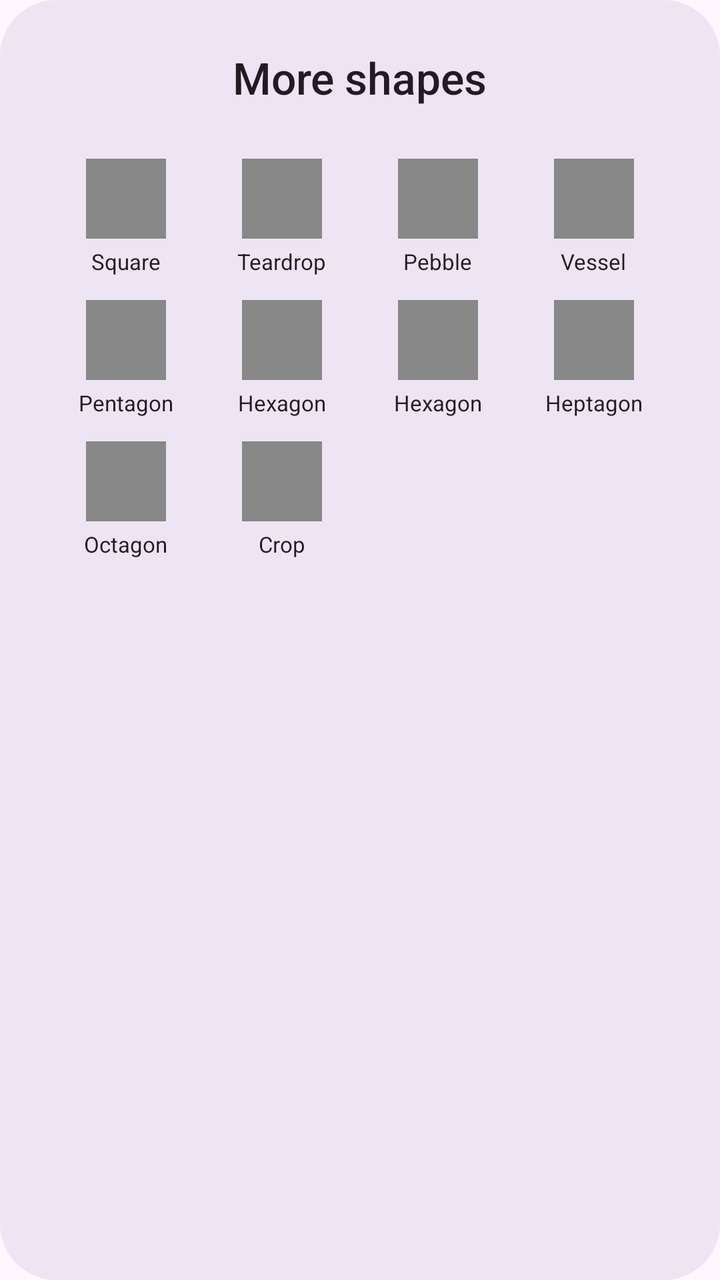
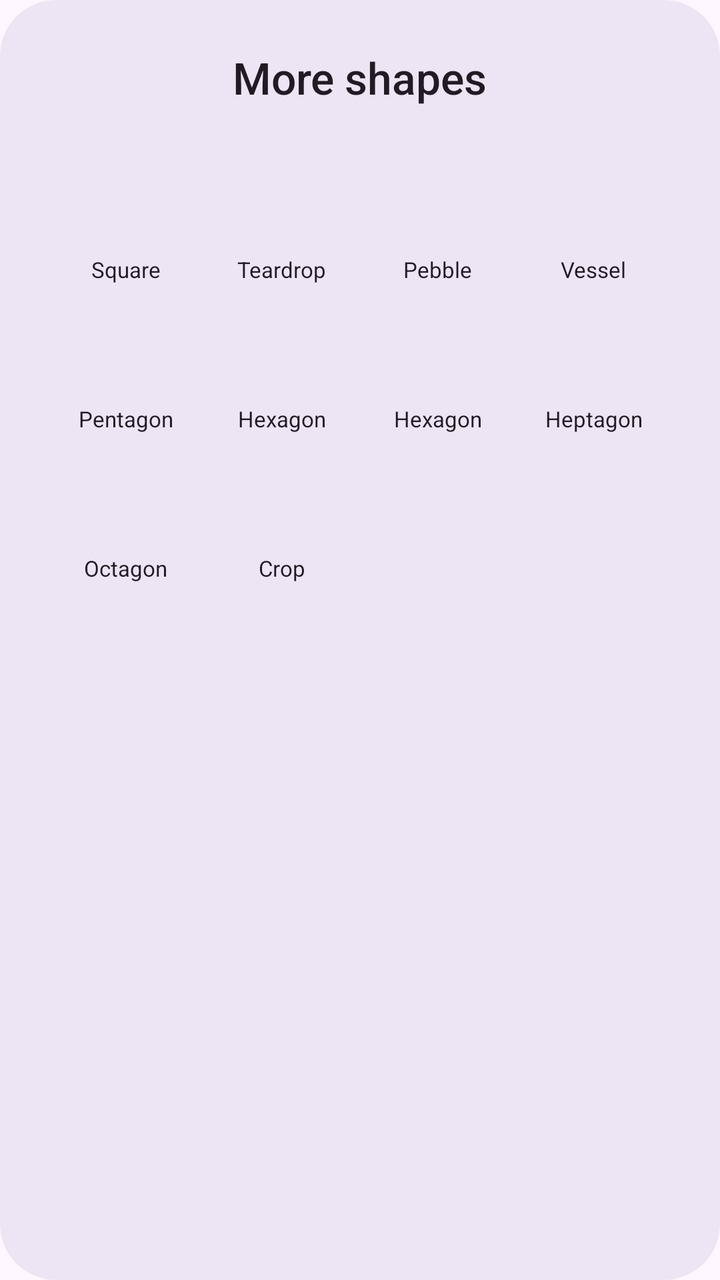

The first picture is an Android layout as it rendered before a commit; the second is the same layout after the commit. The layout source and the unified diff follow.
<!-- AndroidManifest.xml: application theme Theme.LauncherAI -->
<!-- res/layout/dialog_more_shapes.xml -->
<?xml version="1.0" encoding="utf-8"?>
<LinearLayout xmlns:android="http://schemas.android.com/apk/res/android"
    android:layout_width="312dp"
    android:layout_height="wrap_content"
    android:background="@drawable/bg_more_shapes_dialog"
    android:orientation="vertical"
    android:padding="24dp">

    <TextView
        android:layout_width="wrap_content"
        android:layout_height="wrap_content"
        android:layout_gravity="center_horizontal"
        android:fontFamily="sans-serif-medium"
        android:text="More shapes"
        android:textColor="#231A24"
        android:textSize="22sp" />

    
    <GridLayout
        android:id="@+id/gridMoreShapes"
        android:layout_width="match_parent"
        android:layout_height="wrap_content"
        android:layout_marginTop="20dp"
        android:columnCount="4"
        android:rowCount="3">

        
        <LinearLayout
            android:tag="Square"
            android:layout_width="0dp"
            android:layout_height="wrap_content"
            android:layout_columnWeight="1"
            android:clickable="true"
            android:focusable="true"
            android:gravity="center"
            android:orientation="vertical"
            android:padding="6dp">

            <View
                android:layout_width="40dp"
                android:layout_height="40dp"
                android:background="#888888" />

            <TextView
                android:layout_width="wrap_content"
                android:layout_height="wrap_content"
                android:layout_marginTop="4dp"
                android:singleLine="true"
                android:text="Square"
                android:textColor="#231A24"
                android:textSize="11sp" />
        </LinearLayout>

        <LinearLayout
            android:tag="Teardrop"
            android:layout_width="0dp"
            android:layout_height="wrap_content"
            android:layout_columnWeight="1"
            android:clickable="true"
            android:focusable="true"
            android:gravity="center"
            android:orientation="vertical"
            android:padding="6dp">

            <View
                android:layout_width="40dp"
                android:layout_height="40dp"
                android:background="#888888" />

            <TextView
                android:layout_width="wrap_content"
                android:layout_height="wrap_content"
                android:layout_marginTop="4dp"
                android:singleLine="true"
                android:text="Teardrop"
                android:textColor="#231A24"
                android:textSize="11sp" />
        </LinearLayout>

        <LinearLayout
            android:tag="Pebble"
            android:layout_width="0dp"
            android:layout_height="wrap_content"
            android:layout_columnWeight="1"
            android:clickable="true"
            android:focusable="true"
            android:gravity="center"
            android:orientation="vertical"
            android:padding="6dp">

            <View
                android:layout_width="40dp"
                android:layout_height="40dp"
                android:background="#888888" />

            <TextView
                android:layout_width="wrap_content"
                android:layout_height="wrap_content"
                android:layout_marginTop="4dp"
                android:singleLine="true"
                android:text="Pebble"
                android:textColor="#231A24"
                android:textSize="11sp" />
        </LinearLayout>

        <LinearLayout
            android:tag="Vessel"
            android:layout_width="0dp"
            android:layout_height="wrap_content"
            android:layout_columnWeight="1"
            android:clickable="true"
            android:focusable="true"
            android:gravity="center"
            android:orientation="vertical"
            android:padding="6dp">

            <View
                android:layout_width="40dp"
                android:layout_height="40dp"
                android:background="#888888" />

            <TextView
                android:layout_width="wrap_content"
                android:layout_height="wrap_content"
                android:layout_marginTop="4dp"
                android:singleLine="true"
                android:text="Vessel"
                android:textColor="#231A24"
                android:textSize="11sp" />
        </LinearLayout>

        
        <LinearLayout
            android:tag="Pentagon"
            android:layout_width="0dp"
            android:layout_height="wrap_content"
            android:layout_columnWeight="1"
            android:clickable="true"
            android:focusable="true"
            android:gravity="center"
            android:orientation="vertical"
            android:padding="6dp">

            <View
                android:layout_width="40dp"
                android:layout_height="40dp"
                android:background="#888888" />

            <TextView
                android:layout_width="wrap_content"
                android:layout_height="wrap_content"
                android:layout_marginTop="4dp"
                android:singleLine="true"
                android:text="Pentagon"
                android:textColor="#231A24"
                android:textSize="11sp" />
        </LinearLayout>

        <LinearLayout
            android:tag="Hexagon"
            android:layout_width="0dp"
            android:layout_height="wrap_content"
            android:layout_columnWeight="1"
            android:clickable="true"
            android:focusable="true"
            android:gravity="center"
            android:orientation="vertical"
            android:padding="6dp">

            <View
                android:layout_width="40dp"
                android:layout_height="40dp"
                android:background="#888888" />

            <TextView
                android:layout_width="wrap_content"
                android:layout_height="wrap_content"
                android:layout_marginTop="4dp"
                android:singleLine="true"
                android:text="Hexagon"
                android:textColor="#231A24"
                android:textSize="11sp" />
        </LinearLayout>

        <LinearLayout
            android:tag="Hexagon2"
            android:layout_width="0dp"
            android:layout_height="wrap_content"
            android:layout_columnWeight="1"
            android:clickable="true"
            android:focusable="true"
            android:gravity="center"
            android:orientation="vertical"
            android:padding="6dp">

            <View
                android:layout_width="40dp"
                android:layout_height="40dp"
                android:background="#888888" />

            <TextView
                android:layout_width="wrap_content"
                android:layout_height="wrap_content"
                android:layout_marginTop="4dp"
                android:singleLine="true"
                android:text="Hexagon"
                android:textColor="#231A24"
                android:textSize="11sp" />
        </LinearLayout>

        <LinearLayout
            android:tag="Heptagon"
            android:layout_width="0dp"
            android:layout_height="wrap_content"
            android:layout_columnWeight="1"
            android:clickable="true"
            android:focusable="true"
            android:gravity="center"
            android:orientation="vertical"
            android:padding="6dp">

            <View
                android:layout_width="40dp"
                android:layout_height="40dp"
                android:background="#888888" />

            <TextView
                android:layout_width="wrap_content"
                android:layout_height="wrap_content"
                android:layout_marginTop="4dp"
                android:singleLine="true"
                android:text="Heptagon"
                android:textColor="#231A24"
                android:textSize="11sp" />
        </LinearLayout>

        
        <LinearLayout
            android:tag="Octagon"
            android:layout_width="0dp"
            android:layout_height="wrap_content"
            android:layout_columnWeight="1"
            android:clickable="true"
            android:focusable="true"
            android:gravity="center"
            android:orientation="vertical"
            android:padding="6dp">

            <View
                android:layout_width="40dp"
                android:layout_height="40dp"
                android:background="#888888" />

            <TextView
                android:layout_width="wrap_content"
                android:layout_height="wrap_content"
                android:layout_marginTop="4dp"
                android:singleLine="true"
                android:text="Octagon"
                android:textColor="#231A24"
                android:textSize="11sp" />
        </LinearLayout>

        <LinearLayout
            android:tag="Crop"
            android:layout_width="0dp"
            android:layout_height="wrap_content"
            android:layout_columnWeight="1"
            android:clickable="true"
            android:focusable="true"
            android:gravity="center"
            android:orientation="vertical"
            android:padding="6dp">

            <View
                android:layout_width="40dp"
                android:layout_height="40dp"
                android:background="#888888" />

            <TextView
                android:layout_width="wrap_content"
                android:layout_height="wrap_content"
                android:layout_marginTop="4dp"
                android:singleLine="true"
                android:text="Crop"
                android:textColor="#231A24"
                android:textSize="11sp" />
        </LinearLayout>

    </GridLayout>

</LinearLayout>
<!-- resources referenced by this layout -->
<resources>
  <!-- drawable bg_more_shapes_dialog (drawable) -->
  <?xml version="1.0" encoding="utf-8"?>
  <shape xmlns:android="http://schemas.android.com/apk/res/android"
      android:shape="rectangle">
      <solid android:color="@color/nova_dialog_surface_lavender" />
      <corners android:radius="28dp" />
  </shape>
  <style name="Theme.LauncherAI" parent="Base.Theme.LauncherAI" />
  <color name="nova_dialog_surface_lavender">#EDE5F4</color>
  <style name="Base.Theme.LauncherAI" parent="Theme.Material3.DayNight.NoActionBar">
          <item name="android:statusBarColor">@android:color/transparent</item>
          <item name="android:navigationBarColor">@android:color/transparent</item>
          <item name="android:windowDrawsSystemBarBackgrounds">true</item>
      </style>
</resources>

<!-- the commit's change to res/layout/dialog_more_shapes.xml (unified diff, before → after) -->
@@ -1,6 +1,6 @@
 <?xml version="1.0" encoding="utf-8"?>
 <LinearLayout xmlns:android="http://schemas.android.com/apk/res/android"
-    android:layout_width="312dp"
+    android:layout_width="match_parent"
     android:layout_height="wrap_content"
     android:background="@drawable/bg_more_shapes_dialog"
     android:orientation="vertical"
@@ -36,10 +36,10 @@
             android:orientation="vertical"
             android:padding="6dp">
 
-            <View
-                android:layout_width="40dp"
-                android:layout_height="40dp"
-                android:background="#888888" />
+            <ImageView
+                android:layout_width="44dp"
+                android:layout_height="44dp"
+                android:scaleType="fitCenter" />
 
             <TextView
                 android:layout_width="wrap_content"
@@ -62,10 +62,10 @@
             android:orientation="vertical"
             android:padding="6dp">
 
-            <View
-                android:layout_width="40dp"
-                android:layout_height="40dp"
-                android:background="#888888" />
+            <ImageView
+                android:layout_width="44dp"
+                android:layout_height="44dp"
+                android:scaleType="fitCenter" />
 
             <TextView
                 android:layout_width="wrap_content"
@@ -88,10 +88,10 @@
             android:orientation="vertical"
             android:padding="6dp">
 
-            <View
-                android:layout_width="40dp"
-                android:layout_height="40dp"
-                android:background="#888888" />
+            <ImageView
+                android:layout_width="44dp"
+                android:layout_height="44dp"
+                android:scaleType="fitCenter" />
 
             <TextView
                 android:layout_width="wrap_content"
@@ -114,10 +114,10 @@
             android:orientation="vertical"
             android:padding="6dp">
 
-            <View
-                android:layout_width="40dp"
-                android:layout_height="40dp"
-                android:background="#888888" />
+            <ImageView
+                android:layout_width="44dp"
+                android:layout_height="44dp"
+                android:scaleType="fitCenter" />
 
             <TextView
                 android:layout_width="wrap_content"
@@ -141,10 +141,10 @@
             android:orientation="vertical"
             android:padding="6dp">
 
-            <View
-                android:layout_width="40dp"
-                android:layout_height="40dp"
-                android:background="#888888" />
+            <ImageView
+                android:layout_width="44dp"
+                android:layout_height="44dp"
+                android:scaleType="fitCenter" />
 
             <TextView
                 android:layout_width="wrap_content"
@@ -167,10 +167,10 @@
             android:orientation="vertical"
             android:padding="6dp">
 
-            <View
-                android:layout_width="40dp"
-                android:layout_height="40dp"
-                android:background="#888888" />
+            <ImageView
+                android:layout_width="44dp"
+                android:layout_height="44dp"
+                android:scaleType="fitCenter" />
 
             <TextView
                 android:layout_width="wrap_content"
@@ -193,10 +193,10 @@
             android:orientation="vertical"
             android:padding="6dp">
 
-            <View
-                android:layout_width="40dp"
-                android:layout_height="40dp"
-                android:background="#888888" />
+            <ImageView
+                android:layout_width="44dp"
+                android:layout_height="44dp"
+                android:scaleType="fitCenter" />
 
             <TextView
                 android:layout_width="wrap_content"
@@ -219,10 +219,10 @@
             android:orientation="vertical"
             android:padding="6dp">
 
-            <View
-                android:layout_width="40dp"
-                android:layout_height="40dp"
-                android:background="#888888" />
+            <ImageView
+                android:layout_width="44dp"
+                android:layout_height="44dp"
+                android:scaleType="fitCenter" />
 
             <TextView
                 android:layout_width="wrap_content"
@@ -246,10 +246,10 @@
             android:orientation="vertical"
             android:padding="6dp">
 
-            <View
-                android:layout_width="40dp"
-                android:layout_height="40dp"
-                android:background="#888888" />
+            <ImageView
+                android:layout_width="44dp"
+                android:layout_height="44dp"
+                android:scaleType="fitCenter" />
 
             <TextView
                 android:layout_width="wrap_content"
@@ -272,10 +272,10 @@
             android:orientation="vertical"
             android:padding="6dp">
 
-            <View
-                android:layout_width="40dp"
-                android:layout_height="40dp"
-                android:background="#888888" />
+            <ImageView
+                android:layout_width="44dp"
+                android:layout_height="44dp"
+                android:scaleType="fitCenter" />
 
             <TextView
                 android:layout_width="wrap_content"
